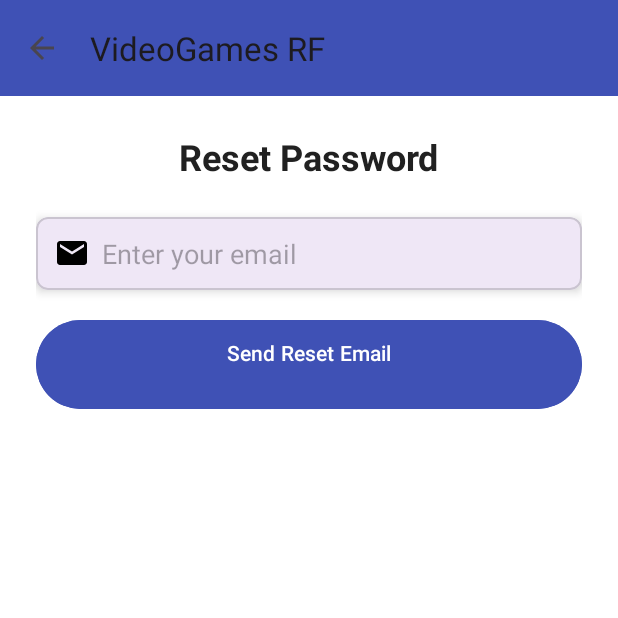
After one commit to EnigmaK9/GeoRocksUNAM, an Android app: the ResetPasswordActivity screen opened directly, with no data from a screen before it, on a phone screen of 412 x 824 dp, the top half of it. The commit adds this screen. Run offline under Robolectric (Android 15) with nearby library versions, the phone set to English and light mode, and no system bars; our stand-ins replace Firebase (no records; nobody signed in at launch, a user with empty details on screens opened directly).

Commit message:
practice02 is working in this commit

```diff
--- a/app/src/main/AndroidManifest.xml
+++ b/app/src/main/AndroidManifest.xml
@@ -53,5 +53,9 @@
             android:exported="true">
         </activity>
 
+        <activity
+            android:name=".ui.activities.ResetPasswordActivity"
+            />
+
     </application>
 </manifest>
--- /dev/null
+++ b/app/src/main/java/com/enigma/georocks/ui/activities/ResetPasswordActivity.kt
@@ -0,0 +1,77 @@
+package com.enigma.georocks.ui.activities
+
+import android.os.Bundle
+import androidx.appcompat.app.AppCompatActivity
+import com.enigma.georocks.databinding.ActivityResetPasswordBinding
+import com.google.firebase.auth.FirebaseAuth
+import com.google.android.material.snackbar.Snackbar
+import android.widget.Toast
+import android.view.MenuItem
+import androidx.core.app.NavUtils
+
+class ResetPasswordActivity : AppCompatActivity() {
+
+    private lateinit var binding: ActivityResetPasswordBinding
+    private lateinit var auth: FirebaseAuth
+
+    override fun onCreate(savedInstanceState: Bundle?) {
+        super.onCreate(savedInstanceState)
+        binding = ActivityResetPasswordBinding.inflate(layoutInflater)
+        setContentView(binding.root)
+
+        // Configurar la Toolbar (si está presente en el layout)
+        setSupportActionBar(binding.toolbarResetPassword)
+        supportActionBar?.setDisplayHomeAsUpEnabled(true) // Mostrar botón de retroceso
+
+        auth = FirebaseAuth.getInstance()
+
+        binding.btnSendResetEmail.setOnClickListener {
+            val email = binding.etEmailReset.text.toString().trim()
+            if (email.isNotEmpty()) {
+                if (isValidEmail(email)) {
+                    sendResetEmail(email)
+                } else {
+                    Toast.makeText(this, "Por favor, ingresa un correo electrónico válido", Toast.LENGTH_SHORT).show()
+                }
+            } else {
+                Toast.makeText(this, "Por favor, ingresa tu correo electrónico", Toast.LENGTH_SHORT).show()
+            }
+        }
+    }
+
+    override fun onOptionsItemSelected(item: MenuItem): Boolean {
+        // Manejar el botón de retroceso en la Toolbar
+        return when (item.itemId) {
+            android.R.id.home -> {
+                NavUtils.navigateUpFromSameTask(this)
+                true
+            }
+            else -> super.onOptionsItemSelected(item)
+        }
+    }
+
+    private fun sendResetEmail(email: String) {
+        // Mostrar ProgressBar
+        binding.progressBarReset.visibility = android.view.View.VISIBLE
+        binding.btnSendResetEmail.isEnabled = false
+
+        auth.sendPasswordResetEmail(email)
+            .addOnCompleteListener { task ->
+                // Ocultar ProgressBar
+                binding.progressBarReset.visibility = android.view.View.GONE
+                binding.btnSendResetEmail.isEnabled = true
+
+                if (task.isSuccessful) {
+                    Snackbar.make(binding.resetPasswordCoordinatorLayout, "Correo de restablecimiento enviado", Snackbar.LENGTH_LONG).show()
+                    finish()
+                } else {
+                    val errorMessage = task.exception?.message ?: "Error al enviar correo de restablecimiento"
+                    Snackbar.make(binding.resetPasswordCoordinatorLayout, errorMessage, Snackbar.LENGTH_LONG).show()
+                }
+            }
+    }
+
+    private fun isValidEmail(email: String): Boolean {
+        return android.util.Patterns.EMAIL_ADDRESS.matcher(email).matches()
+    }
+}
--- /dev/null
+++ b/app/src/main/res/layout/activity_reset_password.xml
@@ -0,0 +1,92 @@
+<?xml version="1.0" encoding="utf-8"?>
+<!-- Archivo: res/layout/activity_reset_password.xml -->
+<androidx.coordinatorlayout.widget.CoordinatorLayout xmlns:android="http://schemas.android.com/apk/res/android"
+    xmlns:app="http://schemas.android.com/apk/res-auto"
+    android:id="@+id/resetPasswordCoordinatorLayout"
+    android:layout_width="match_parent"
+    android:layout_height="match_parent">
+
+    <!-- AppBar con Toolbar -->
+    <com.google.android.material.appbar.AppBarLayout
+        android:layout_width="match_parent"
+        android:layout_height="wrap_content"
+        android:background="@color/primaryColor">
+
+        <com.google.android.material.appbar.MaterialToolbar
+            android:id="@+id/toolbarResetPassword"
+            android:layout_width="match_parent"
+            android:layout_height="?attr/actionBarSize"
+            android:title="@string/reset_password"
+            android:titleTextColor="@color/white"
+            app:popupTheme="@style/ThemeOverlay.MaterialComponents.Light" />
+    </com.google.android.material.appbar.AppBarLayout>
+
+    <!-- Contenido Principal -->
+    <ScrollView
+        android:layout_width="match_parent"
+        android:layout_height="match_parent"
+        app:layout_behavior="@string/appbar_scrolling_view_behavior"
+        android:fillViewport="true"
+        android:background="@color/white">
+
+        <LinearLayout
+            android:id="@+id/resetPasswordContainer"
+            android:layout_width="match_parent"
+            android:layout_height="wrap_content"
+            android:orientation="vertical"
+            android:padding="24dp"
+            android:gravity="center_horizontal">
+
+            <TextView
+                android:id="@+id/tvResetPasswordTitle"
+                android:layout_width="wrap_content"
+                android:layout_height="wrap_content"
+                android:text="@string/reset_password"
+                android:textSize="24sp"
+                android:textStyle="bold"
+                android:textColor="@color/primaryTextColor"
+                android:layout_marginBottom="24dp" />
+
+            <!-- Campo de texto para el correo electrónico dentro de MaterialCardView -->
+            <com.google.android.material.card.MaterialCardView
+                android:layout_width="match_parent"
+                android:layout_height="wrap_content"
+                android:layout_marginBottom="16dp"
+                app:cardCornerRadius="8dp"
+                app:cardElevation="4dp">
+
+                <EditText
+                    android:id="@+id/etEmailReset"
+                    android:layout_width="match_parent"
+                    android:layout_height="wrap_content"
+                    android:hint="@string/email_hint"
+                    android:inputType="textEmailAddress"
+                    android:padding="12dp"
+                    android:drawableStart="@drawable/ic_email"
+                    android:drawablePadding="8dp"
+                    android:background="@null" /> <!-- Background manejado por MaterialCardView -->
+            </com.google.android.material.card.MaterialCardView>
+
+            <!-- Botón para enviar correo de restablecimiento -->
+            <com.google.android.material.button.MaterialButton
+                android:id="@+id/btnSendResetEmail"
+                android:layout_width="match_parent"
+                android:layout_height="wrap_content"
+                android:text="@string/send_reset_email"
+                android:backgroundTint="@color/primaryColor"
+                android:textColor="@color/white"
+                android:padding="12dp"
+                android:layout_marginBottom="16dp" />
+
+            <!-- ProgressBar para indicar carga (oculto inicialmente) -->
+            <ProgressBar
+                android:id="@+id/progressBarReset"
+                android:layout_width="wrap_content"
+                android:layout_height="wrap_content"
+                android:visibility="gone" />
+
+        </LinearLayout>
+
+    </ScrollView>
+
+</androidx.coordinatorlayout.widget.CoordinatorLayout>
--- a/app/src/main/res/values/strings.xml
+++ b/app/src/main/res/values/strings.xml
@@ -32,5 +32,10 @@
     <string name="register_prompt">Register</string>
     <string name="google_sign_in_button">Sign in with Google</string>
     <string name="close_session">Close session</string>
+    <string name="forgot_password">Forgot password?</string>
+    <string name="Email">Email</string>
+    <string name="reset_password">Reset Password</string>
+    <string name="send_email">Send Email</string>
+    <string name="send_reset_email">Send Reset Email\n</string>
 
 </resources>
```
Also changed, not shown: app/src/main/java/com/enigma/georocks/ui/activities/LoginActivity.kt (+5 -17 lines), app/src/main/res/layout/activity_login.xml (+5 -3 lines).
